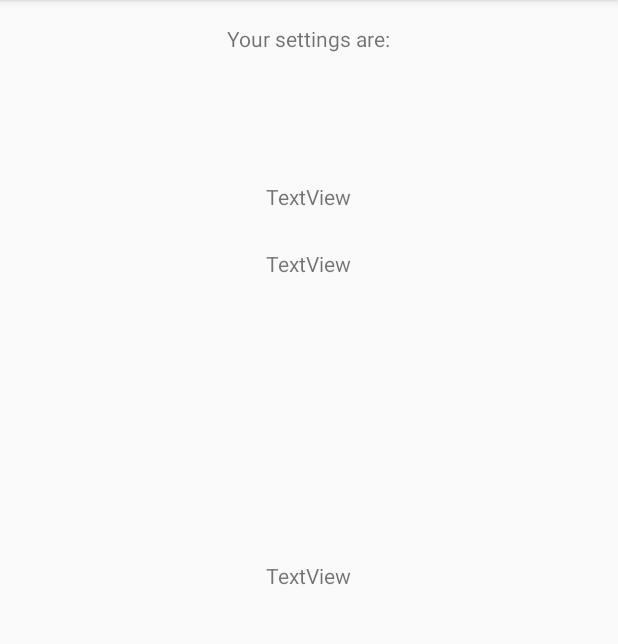
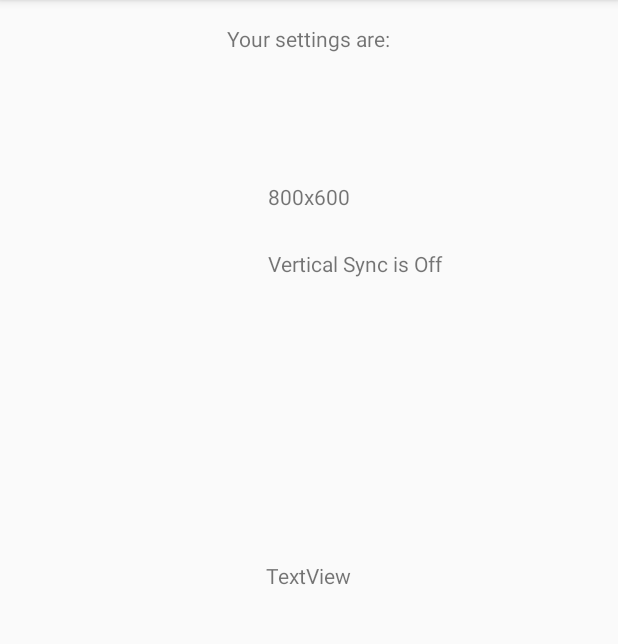
Before and after one commit to Toxyc95/Tox, an Android app: the screen it shows after launch (Main2Activity), after a tap on "APPLY", on a phone screen of 412 x 824 dp, the part 84-728 px from its top. Run offline under Robolectric (Android 15) with nearby library versions, the phone set to English and light mode, and no system bars.

Commit message:
Spinner + Checkbox + Radio button finalized
Spinner, checkbox, radiobuttons are all working correctly, 2nd act.
design changed bit. Seekbar still not functional.
But fuck yeah, its a working model.... after all the suffer...

```diff
--- a/Beadando/app/src/main/java/androidbead/beadando/Main2Activity.java
+++ b/Beadando/app/src/main/java/androidbead/beadando/Main2Activity.java
@@ -1,10 +1,18 @@
 package androidbead.beadando;
 
 import android.content.Intent;
+import android.os.PersistableBundle;
 import android.support.v7.app.AppCompatActivity;
 import android.os.Bundle;
+import android.view.View;
+import android.widget.AdapterView;
+import android.widget.ArrayAdapter;
+import android.widget.Button;
+import android.widget.RadioButton;
+import android.widget.Spinner;
 import android.widget.TextView;
 import android.widget.Toast;
+import android.widget.CheckBox;
 
 public class Main2Activity extends AppCompatActivity {
 
@@ -14,8 +22,14 @@ public class Main2Activity extends AppCompatActivity {
         setContentView(R.layout.activity_main2);
         Intent i = getIntent();
         String resultquality = i.getExtras().getString("resultq");
+        String resulotionfin =i.getExtras().getString("spin");
+        String vsyn = i.getExtras().getString("vsin");
         TextView resulttextview = (TextView)findViewById(R.id.resultquality);
+        TextView resu = (TextView)findViewById(R.id.resus);
+        TextView vsintv = (TextView)findViewById(R.id.vsintvs);
         resulttextview.setText(resultquality);
+        resu.setText(resulotionfin);
+        vsintv.setText(vsyn);
 
 
         Toast.makeText(this,"Másik activity!!!",Toast.LENGTH_LONG).show();
--- a/Beadando/app/src/main/java/androidbead/beadando/MainActivity.java
+++ b/Beadando/app/src/main/java/androidbead/beadando/MainActivity.java
@@ -9,19 +9,26 @@ import android.widget.AdapterView;
 import android.widget.ArrayAdapter;
 import android.widget.Button;
 import android.widget.RadioButton;
+import android.widget.SeekBar;
+import android.widget.SeekBar.OnSeekBarChangeListener;
 import android.widget.Spinner;
+import android.widget.TextView;
 import android.widget.Toast;
+import android.widget.CheckBox;
 
 public class MainActivity extends AppCompatActivity {
 
 
-    String r1=null;
-    String vs1=null;
+    String resulotionfin=null;
+    String vsyn=null;
     String resultquality=null;
     Integer vd1=0;
     Button apply;
     Spinner spinner;
     ArrayAdapter<CharSequence> adapter;
+
+    private SeekBar sb;
+    private TextView tv;
 
     public void select_quality(View view)
     {
@@ -56,6 +63,28 @@ public class MainActivity extends AppCompatActivity {
 
         super.onCreate(savedInstanceState);
         setContentView(R.layout.activity_main);
+
+
+        final CheckBox checkBox = (CheckBox) findViewById(R.id.verticalsynccheckbox);
+        if (checkBox.isChecked()) {
+            vsyn="Vertical Sync is On";
+        }
+        else
+        {
+            checkBox.setChecked(false);
+            vsyn="Vertical Sync is Off";
+        }
+
+
+
+
+
+
+
+
+
+
+
         spinner = (Spinner) findViewById(R.id.spinnerres);
         adapter = ArrayAdapter.createFromResource(this,R.array.resolutions,android.R.layout.simple_spinner_item);
         adapter.setDropDownViewResource(android.R.layout.simple_spinner_dropdown_item);
@@ -63,6 +92,9 @@ public class MainActivity extends AppCompatActivity {
         spinner.setOnItemSelectedListener(new AdapterView.OnItemSelectedListener() {
             @Override
             public void onItemSelected(AdapterView<?> parent, View view, int position, long id) {
+                parent.getItemAtPosition(position);
+                Spinner mySpinner=(Spinner) findViewById(R.id.spinnerres);
+                resulotionfin = mySpinner.getSelectedItem().toString();
 
                 //Toast.makeText(getBaseContext(), parent.getItemIdAtPosition(position)+" selected",Toast.LENGTH_LONG).show();
             }
@@ -78,6 +110,8 @@ public class MainActivity extends AppCompatActivity {
             public void onClick(View v) {
                 Intent i = new Intent(MainActivity.this, Main2Activity.class);
                 i.putExtra("resultq",resultquality);
+                i.putExtra("spin",resulotionfin);
+                i.putExtra("vsin", vsyn);
                 startActivity(i);
             }
         });
--- a/Beadando/app/src/main/res/layout/activity_main2.xml
+++ b/Beadando/app/src/main/res/layout/activity_main2.xml
@@ -19,23 +19,23 @@
         android:layout_centerHorizontal="true" />
 
     <TextView
-        android:text="TextView"
         android:layout_width="wrap_content"
         android:layout_height="wrap_content"
         android:layout_marginTop="86dp"
-        android:id="@+id/textView2"
+        android:id="@+id/resus"
+        android:gravity="center"
         android:layout_below="@+id/textView"
         android:layout_centerHorizontal="true" />
 
     <TextView
-        android:text="TextView"
         android:layout_width="wrap_content"
         android:layout_height="wrap_content"
         android:layout_marginTop="25dp"
-        android:id="@+id/textView3"
-        android:layout_below="@+id/textView2"
-        android:layout_alignLeft="@+id/textView2"
-        android:layout_alignStart="@+id/textView2" />
+        android:id="@+id/vsintvs"
+        android:gravity="center"
+        android:layout_below="@+id/resus"
+        android:layout_alignLeft="@+id/resus"
+        android:layout_alignStart="@+id/resus" />
 
     <TextView
         android:layout_width="match_parent"
@@ -43,7 +43,7 @@
         android:layout_marginTop="27dp"
         android:id="@+id/resultquality"
         android:gravity="center"
-        android:layout_below="@+id/textView3"
+        android:layout_below="@+id/vsintvs"
         android:layout_alignParentLeft="true"
         android:layout_alignParentStart="true" />
 
@@ -52,7 +52,7 @@
         android:layout_width="wrap_content"
         android:layout_height="wrap_content"
         android:id="@+id/textView5"
+        android:gravity="center"
         android:layout_centerVertical="true"
-        android:layout_alignLeft="@+id/textView3"
-        android:layout_alignStart="@+id/textView3" />
+        android:layout_centerHorizontal="true" />
 </RelativeLayout>
```
Also changed, not shown: Beadando/app/src/main/res/layout/activity_main.xml (+20 -9 lines).
